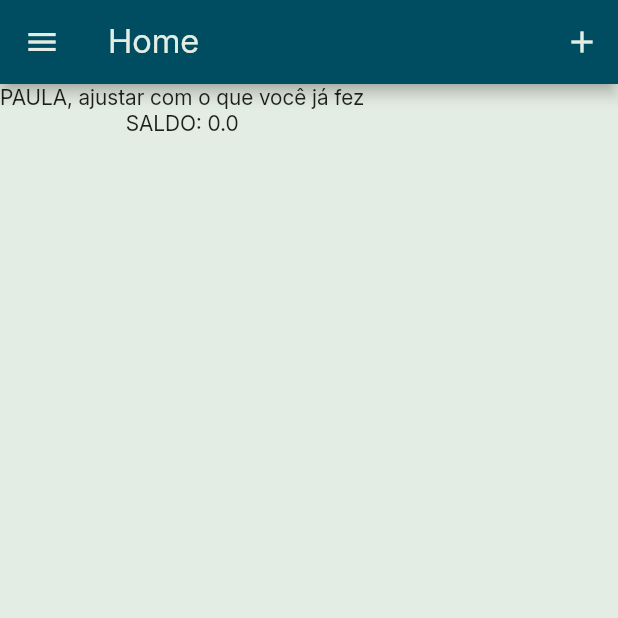
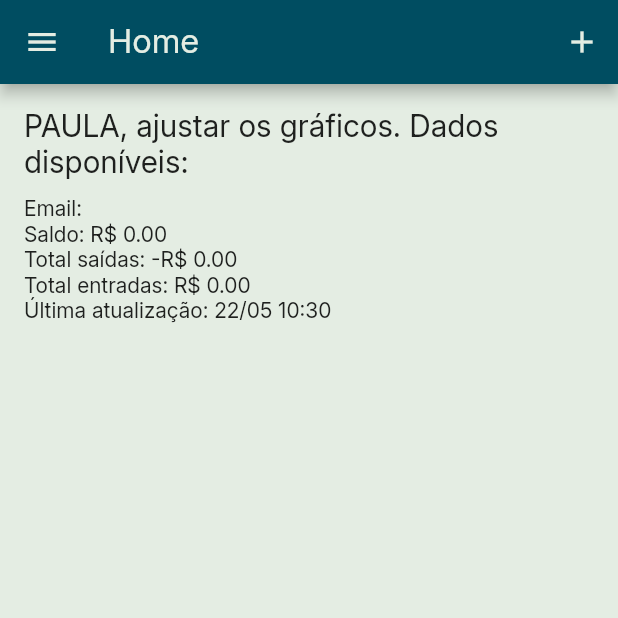
Before and after one commit to sucodelarangela/tech-challenge-flutter, a Flutter app: the screen it shows once a user with an empty profile is signed in, on a phone screen of 412 x 824 dp, the top half of it. Run offline on Flutter 3.47's test engine with Material 3 defaults, Android fonts, the phone set to English and light mode, and no system bars; drawn by our look-alikes of loader_overlay; our stand-ins replace cloud_firestore, dio, firebase_auth, firebase_core, firebase_storage, flutter_slidable and 2 more; missing offline and left inert: image_gallery_saver_plus; accounts and stored records are empty.

Commit message:
chore: adjust home page consumer

```diff
--- a/lib/core/providers/transaction_provider.dart
+++ b/lib/core/providers/transaction_provider.dart
@@ -63,12 +63,17 @@ class TransactionProvider with ChangeNotifier {
 
   // Carregar o saldo do usuário
   Future<void> loadBalance() async {
+    _setLoading(true);
+    _setError(null);
+
     try {
       _userBalance = await _transactionService.getBalance();
       notifyListeners();
     } catch (e) {
       print('Erro ao carregar saldo: $e');
       _setError('Erro ao carregar saldo: ${e.toString()}');
+    } finally {
+      _setLoading(false);
     }
   }
 
--- a/lib/core/services/transaction_service.dart
+++ b/lib/core/services/transaction_service.dart
@@ -134,11 +134,13 @@ class TransactionService {
           await balanceRef.update({
             'balance': FieldValue.increment(value - oldValue),
             'totalIncome': FieldValue.increment(value - oldValue),
+            'lastUpdated': DateTime.now(),
           });
         } else {
           await balanceRef.update({
             'balance': FieldValue.increment(oldValue - value),
             'totalExpenses': FieldValue.increment(value - oldValue),
+            'lastUpdated': DateTime.now(),
           });
         }
       } else {
@@ -149,6 +151,7 @@ class TransactionService {
             'balance': FieldValue.increment(oldValue + value),
             'totalExpenses': FieldValue.increment(-oldValue),
             'totalIncome': FieldValue.increment(value),
+            'lastUpdated': DateTime.now(),
           });
         } else {
           // Era entrada, virou saída
@@ -156,6 +159,7 @@ class TransactionService {
             'balance': FieldValue.increment(-(oldValue + value)),
             'totalIncome': FieldValue.increment(-oldValue),
             'totalExpenses': FieldValue.increment(value),
+            'lastUpdated': DateTime.now(),
           });
         }
       }
@@ -165,11 +169,13 @@ class TransactionService {
         await balanceRef.update({
           'balance': FieldValue.increment(value),
           'totalIncome': FieldValue.increment(value),
+          'lastUpdated': DateTime.now(),
         });
       } else {
         await balanceRef.update({
           'balance': FieldValue.increment(-value),
           'totalExpenses': FieldValue.increment(value),
+          'lastUpdated': DateTime.now(),
         });
       }
     }
--- a/lib/screens/home_screen.dart
+++ b/lib/screens/home_screen.dart
@@ -1,4 +1,5 @@
 import 'package:flutter/material.dart';
+import 'package:intl/intl.dart';
 import 'package:loader_overlay/loader_overlay.dart';
 import 'package:provider/provider.dart';
 import 'package:tech_challenge_flutter/core/providers/transaction_provider.dart';
@@ -24,14 +25,6 @@ class _HomeScreenState extends State<HomeScreen> {
 
   @override
   Widget build(BuildContext context) {
-    final provider = Provider.of<TransactionProvider>(context);
-
-    final userBalance = provider.userBalance;
-
-    userBalance == null
-        ? context.loaderOverlay.show()
-        : context.loaderOverlay.hide();
-
     return Scaffold(
       appBar: AppBar(
         title: Text('Home'),
@@ -49,8 +42,50 @@ class _HomeScreenState extends State<HomeScreen> {
 
       body: Column(
         children: [
-          Text('PAULA, ajustar com o que você já fez'),
-          Text('SALDO: ${provider.userBalance?.balance.toString() ?? 0}'),
+          Consumer<TransactionProvider>(
+            builder: (ctx, provider, _) {
+              provider.isLoading
+                  ? context.loaderOverlay.show()
+                  : context.loaderOverlay.hide();
+
+              if (provider.hasError) {
+                return Center(
+                  child: Text('Erro ao carregar dashboard: ${provider.error}'),
+                );
+              }
+
+              final userBalance = provider.userBalance;
+
+              return Padding(
+                padding: const EdgeInsets.all(16.0),
+                child: Column(
+                  crossAxisAlignment: CrossAxisAlignment.start,
+                  children: [
+                    Text(
+                      'PAULA, ajustar os gráficos. Dados disponíveis:',
+                      style: TextStyle(fontSize: 20),
+                    ),
+                    SizedBox(height: 10),
+                    Text('Email: ${userBalance?.email}'),
+                    Text(
+                      'Saldo: R\$ ${userBalance?.balance.toStringAsFixed(2)}',
+                    ),
+                    Text(
+                      'Total saídas: -R\$ ${userBalance?.totalExpenses.toStringAsFixed(2)}',
+                    ),
+                    Text(
+                      'Total entradas: R\$ ${userBalance?.totalIncome.toStringAsFixed(2)}',
+                    ),
+                    if (userBalance != null &&
+                        userBalance.lastUpdated.toString().isNotEmpty)
+                      Text(
+                        'Última atualização: ${DateFormat('dd/MM HH:mm').format(userBalance.lastUpdated)}',
+                      ),
+                  ],
+                ),
+              );
+            },
+          ),
         ],
       ),
     );
--- a/lib/screens/splash_screen.dart
+++ b/lib/screens/splash_screen.dart
@@ -9,8 +9,10 @@ class SplashScreen extends StatelessWidget {
 
   @override
   Widget build(BuildContext context) {
-    AuthProvider auth = Provider.of(context);
-
-    return auth.isAuth ? HomeScreen() : LoginScreen();
+    return Consumer<AuthProvider>(
+      builder: (ctx, auth, _) {
+        return auth.isAuth ? HomeScreen() : LoginScreen();
+      },
+    );
   }
 }
```
